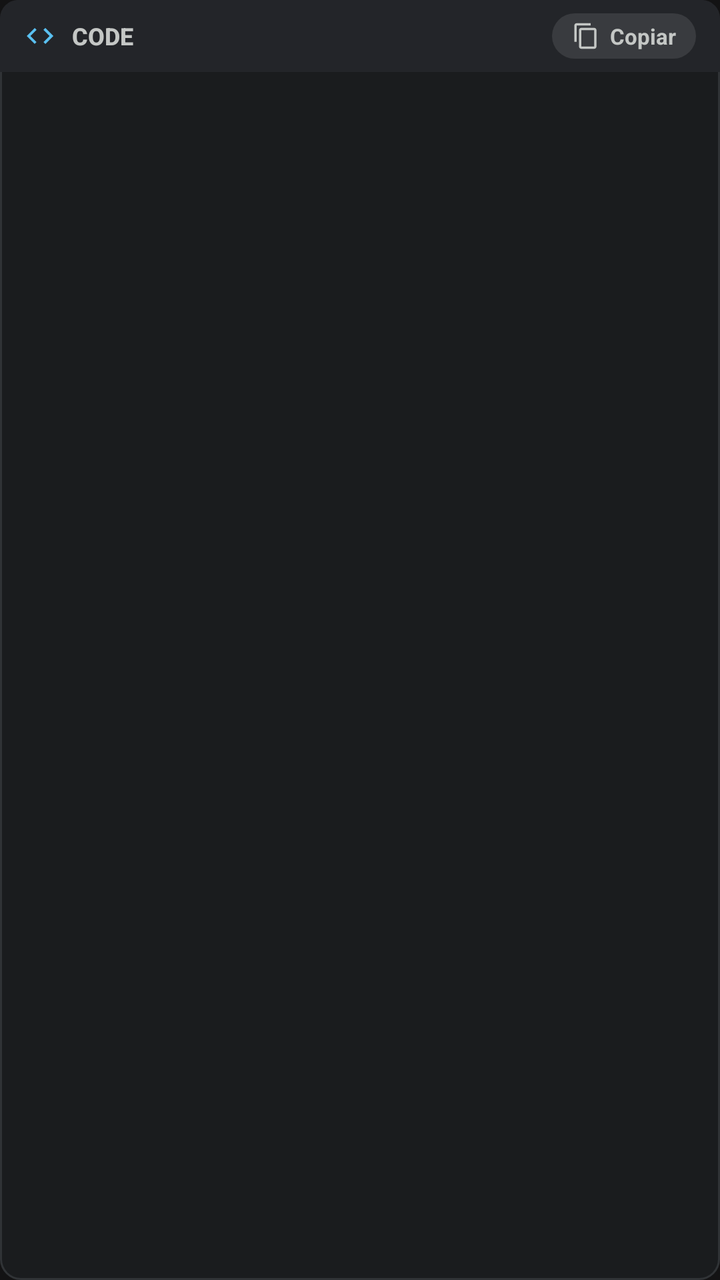
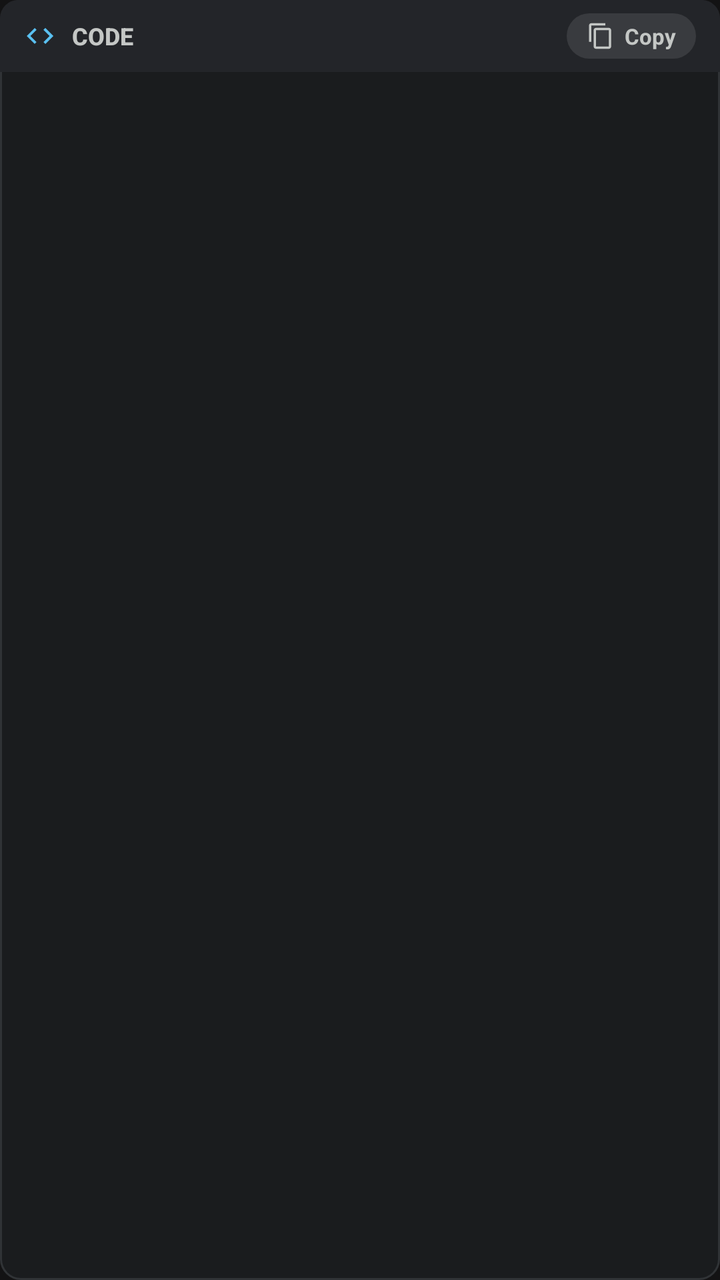

The first picture is an Android layout as it rendered before a commit; the second is the same layout after the commit. The layout source and the unified diff follow.
<!-- AndroidManifest.xml: application theme Theme.GeminiClone -->
<!-- res/layout/item_code_block.xml -->
<?xml version="1.0" encoding="utf-8"?>
<LinearLayout xmlns:android="http://schemas.android.com/apk/res/android"
    xmlns:app="http://schemas.android.com/apk/res-auto"
    xmlns:tools="http://schemas.android.com/tools"
    android:layout_width="match_parent"
    android:layout_height="wrap_content"
    android:orientation="vertical"
    android:background="@drawable/bg_code_block"
    android:layout_marginTop="8dp"
    android:layout_marginBottom="12dp">

    
    <LinearLayout
        android:layout_width="match_parent"
        android:layout_height="36dp"
        android:orientation="horizontal"
        android:gravity="center_vertical"
        android:background="@drawable/bg_code_header"
        android:paddingHorizontal="12dp">

        <ImageView
            android:layout_width="16dp"
            android:layout_height="16dp"
            android:src="@drawable/ic_code"
            app:tint="@color/gemini_cyan"
            tools:ignore="ContentDescription" />

        <TextView
            android:id="@+id/tvCodeLanguage"
            android:layout_width="0dp"
            android:layout_height="wrap_content"
            android:layout_weight="1"
            android:layout_marginStart="8dp"
            android:text="CODE"
            android:textColor="@color/text_secondary"
            android:textSize="12sp"
            android:textStyle="bold"
            android:fontFamily="sans-serif-medium" />

        
        <LinearLayout
            android:id="@+id/btnCopyCode"
            android:layout_width="wrap_content"
            android:layout_height="wrap_content"
            android:orientation="horizontal"
            android:gravity="center_vertical"
            android:background="@drawable/bg_code_copy_btn"
            android:paddingHorizontal="10dp"
            android:paddingVertical="4dp"
            android:clickable="true"
            android:focusable="true">

            <ImageView
                android:id="@+id/ivCopyIcon"
                android:layout_width="14dp"
                android:layout_height="14dp"
                android:src="@drawable/ic_copy"
                app:tint="@color/text_secondary"
                tools:ignore="ContentDescription" />

            <TextView
                android:id="@+id/tvCopyLabel"
                android:layout_width="wrap_content"
                android:layout_height="wrap_content"
                android:layout_marginStart="5dp"
                android:text="Copiar"
                android:textColor="@color/text_secondary"
                android:textSize="11sp"
                android:textStyle="bold" />
        </LinearLayout>
    </LinearLayout>

    
    <HorizontalScrollView
        android:layout_width="match_parent"
        android:layout_height="wrap_content"
        android:overScrollMode="never"
        android:scrollbars="horizontal">

        <TextView
            android:id="@+id/tvCodeContent"
            android:layout_width="wrap_content"
            android:layout_height="wrap_content"
            android:paddingHorizontal="14dp"
            android:paddingVertical="12dp"
            android:textColor="@color/text_primary"
            android:textSize="13sp"
            android:fontFamily="monospace"
            android:lineSpacingExtra="3dp"
            android:textIsSelectable="true" />
    </HorizontalScrollView>

</LinearLayout>
<!-- resources referenced by this layout -->
<resources>
  <color name="gemini_cyan">#59C0F0</color>
  <color name="text_primary">#E3E3E3</color>
  <color name="text_secondary">#C4C7C5</color>
  <!-- drawable bg_code_block (drawable) -->
  <?xml version="1.0" encoding="utf-8"?>
  <shape xmlns:android="http://schemas.android.com/apk/res/android"
      android:shape="rectangle">
      <solid android:color="#1A1C1E" />
      <corners android:radius="10dp" />
      <stroke
          android:width="1dp"
          android:color="#303336" />
  </shape>
  <!-- drawable bg_code_copy_btn (drawable) -->
  <?xml version="1.0" encoding="utf-8"?>
  <ripple xmlns:android="http://schemas.android.com/apk/res/android"
      android:color="#33FFFFFF">
      <item>
          <shape android:shape="rectangle">
              <solid android:color="#1AFFFFFF" />
              <corners android:radius="14dp" />
          </shape>
      </item>
  </ripple>
  <!-- drawable bg_code_header (drawable) -->
  <?xml version="1.0" encoding="utf-8"?>
  <shape xmlns:android="http://schemas.android.com/apk/res/android"
      android:shape="rectangle">
      <solid android:color="#232529" />
      <corners
          android:topLeftRadius="9dp"
          android:topRightRadius="9dp"
          android:bottomLeftRadius="0dp"
          android:bottomRightRadius="0dp" />
  </shape>
  <!-- drawable ic_code (drawable) -->
  <vector xmlns:android="http://schemas.android.com/apk/res/android"
      android:width="24dp"
      android:height="24dp"
      android:viewportWidth="24"
      android:viewportHeight="24">
      <path
          android:fillColor="@color/gemini_cyan"
          android:pathData="M9.4,16.6L4.8,12l4.6,-4.6L8,6l-6,6 6,6 1.4,-1.4zm5.2,0l4.6,-4.6 -4.6,-4.6L16,6l6,6 -6,6 -1.4,-1.4z" />
  </vector>
  <!-- drawable ic_copy (drawable) -->
  <vector xmlns:android="http://schemas.android.com/apk/res/android"
      android:width="20dp"
      android:height="20dp"
      android:viewportWidth="24"
      android:viewportHeight="24">
      <path
          android:fillColor="@color/text_secondary"
          android:pathData="M16,1H4c-1.1,0 -2,0.9 -2,2v14h2V3h12V1zm3,4H8c-1.1,0 -2,0.9 -2,2v14c0,1.1 0.9,2 2,2h11c1.1,0 2,-0.9 2,-2V7c0,-1.1 -0.9,-2 -2,-2zm0,16H8V7h11v14z" />
  </vector>
  <style name="Theme.GeminiClone" parent="Theme.Material3.Dark.NoActionBar">
          <item name="android:windowBackground">@color/gemini_bg</item>
          <item name="android:statusBarColor">@android:color/transparent</item>
          <item name="android:navigationBarColor">@android:color/transparent</item>
          <item name="android:windowLightStatusBar">false</item>
          <item name="android:windowLightNavigationBar">false</item>
          <item name="android:windowDrawsSystemBarBackgrounds">true</item>
          <item name="android:windowLayoutInDisplayCutoutMode">shortEdges</item>
          <item name="colorPrimary">@color/gemini_blue</item>
          <item name="colorSecondary">@color/gemini_purple</item>
          <item name="colorSurface">@color/gemini_surface</item>
          <item name="colorOnSurface">@color/text_primary</item>
      </style>
  <color name="gemini_bg">#131314</color>
  <color name="gemini_blue">#4285F4</color>
  <color name="gemini_purple">#9B51E0</color>
  <color name="gemini_surface">#1E1F20</color>
</resources>

<!-- the commit's change to res/layout/item_code_block.xml (unified diff, before → after) -->
@@ -63,7 +63,7 @@
                 android:layout_width="wrap_content"
                 android:layout_height="wrap_content"
                 android:layout_marginStart="5dp"
-                android:text="Copiar"
+                android:text="@string/btn_copy"
                 android:textColor="@color/text_secondary"
                 android:textSize="11sp"
                 android:textStyle="bold" />
<!-- resource entries referenced after the edit -->
@@ -55,6 +55,7 @@
           android:fillColor="@color/text_secondary"
           android:pathData="M16,1H4c-1.1,0 -2,0.9 -2,2v14h2V3h12V1zm3,4H8c-1.1,0 -2,0.9 -2,2v14c0,1.1 0.9,2 2,2h11c1.1,0 2,-0.9 2,-2V7c0,-1.1 -0.9,-2 -2,-2zm0,16H8V7h11v14z" />
   </vector>
+  <string name="btn_copy">Copy</string>
   <style name="Theme.GeminiClone" parent="Theme.Material3.Dark.NoActionBar">
           <item name="android:windowBackground">@color/gemini_bg</item>
           <item name="android:statusBarColor">@android:color/transparent</item>
